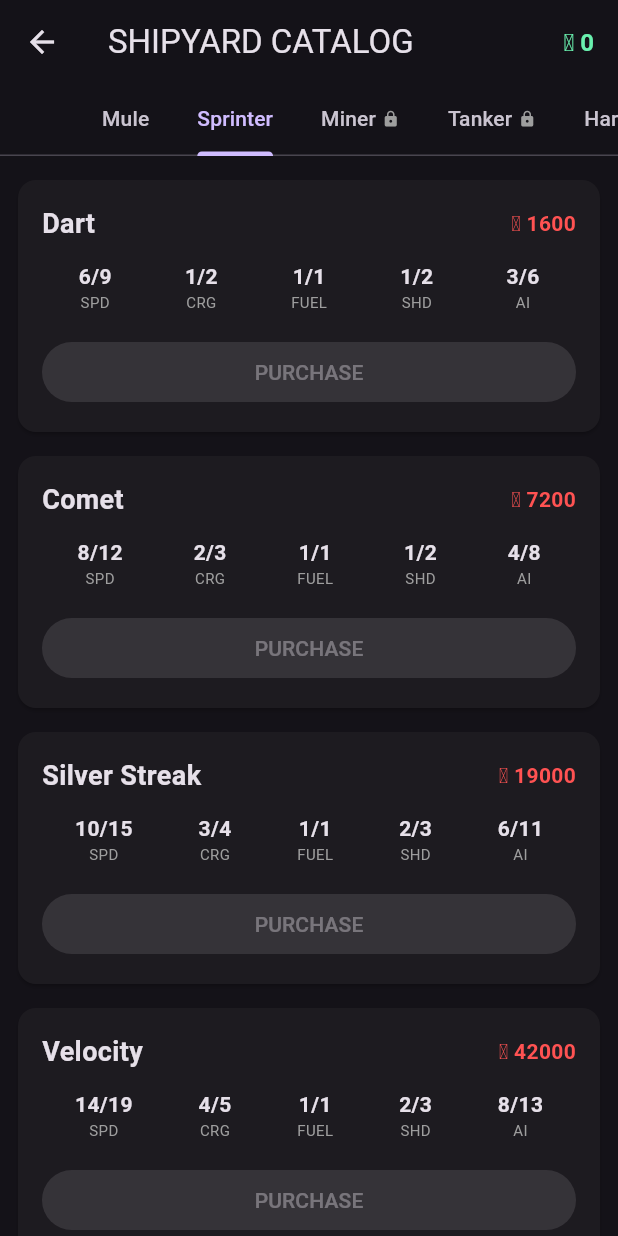
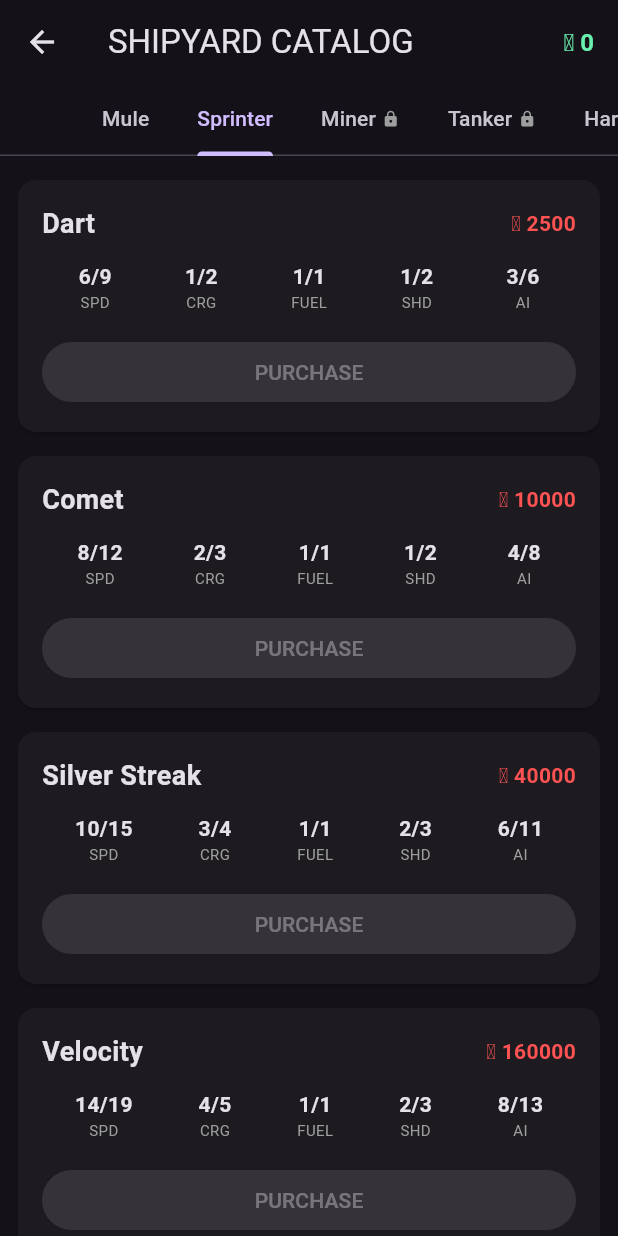
Before and after one commit to plasticus/mars_osc, a Flutter app: the DryDockShipyardScreen screen opened directly, tab 2 chosen, on a phone screen of 412 x 824 dp. Run offline on Flutter 3.47's test engine with Material 3 defaults, Android fonts, the phone set to English and light mode, and no system bars; our stand-ins replace cloud_firestore, firebase_auth, firebase_core, google_sign_in, shared_preferences; accounts and stored records are empty.

Commit message:
Updated ship pricing, Elite icons, and fixed GameState brackets

```diff
--- a/lib/models/ship_templates.dart
+++ b/lib/models/ship_templates.dart
@@ -39,48 +39,48 @@ class ShipTemplate {
     // MULE — classic hauler, widest spread
     // ======================
     ShipTemplate(shipClass: "Mule", modelName: "Rusty Tug",    price: 1000,  baseSpeed: 2, maxSpeed: 4,  baseCargo: 4,  maxCargo: 6,  baseFuel: 3,  maxFuel: 5,  baseShield: 2,  maxShield: 4,  baseAI: 1,  maxAI: 3),
-    ShipTemplate(shipClass: "Mule", modelName: "Iron Snail",   price: 5200,  baseSpeed: 3, maxSpeed: 5,  baseCargo: 5,  maxCargo: 8,  baseFuel: 4,  maxFuel: 6,  baseShield: 3,  maxShield: 5,  baseAI: 2,  maxAI: 4),
-    ShipTemplate(shipClass: "Mule", modelName: "Bulk Carrier", price: 14000, baseSpeed: 3, maxSpeed: 6,  baseCargo: 7,  maxCargo: 11, baseFuel: 5,  maxFuel: 7,  baseShield: 4,  maxShield: 6,  baseAI: 3,  maxAI: 6),
-    ShipTemplate(shipClass: "Mule", modelName: "Solar Whale",  price: 34000, baseSpeed: 3, maxSpeed: 5,  baseCargo: 9,  maxCargo: 14, baseFuel: 6,  maxFuel: 9,  baseShield: 5,  maxShield: 7,  baseAI: 5,  maxAI: 8),
-    ShipTemplate(shipClass: "Mule", modelName: "Titan Hauler", price: 82000, baseSpeed: 4, maxSpeed: 6,  baseCargo: 12, maxCargo: 18, baseFuel: 7,  maxFuel: 11, baseShield: 6,  maxShield: 8,  baseAI: 6,  maxAI: 10),
+    ShipTemplate(shipClass: "Mule", modelName: "Iron Snail",   price: 4000,  baseSpeed: 3, maxSpeed: 5,  baseCargo: 5,  maxCargo: 8,  baseFuel: 4,  maxFuel: 6,  baseShield: 3,  maxShield: 5,  baseAI: 2,  maxAI: 4),
+    ShipTemplate(shipClass: "Mule", modelName: "Bulk Carrier", price: 16000, baseSpeed: 3, maxSpeed: 6,  baseCargo: 7,  maxCargo: 11, baseFuel: 5,  maxFuel: 7,  baseShield: 4,  maxShield: 6,  baseAI: 3,  maxAI: 6),
+    ShipTemplate(shipClass: "Mule", modelName: "Solar Whale",  price: 64000, baseSpeed: 3, maxSpeed: 5,  baseCargo: 9,  maxCargo: 14, baseFuel: 6,  maxFuel: 9,  baseShield: 5,  maxShield: 7,  baseAI: 5,  maxAI: 8),
+    ShipTemplate(shipClass: "Mule", modelName: "Titan Hauler", price: 256000, baseSpeed: 4, maxSpeed: 6,  baseCargo: 12, maxCargo: 18, baseFuel: 7,  maxFuel: 11, baseShield: 6,  maxShield: 8,  baseAI: 6,  maxAI: 10),
 
     // ======================
     // SPRINTER — fast, low cargo, intentionally short-range
     // NOTE: Fuel is kept extremely low so Sprinters never become distance ships
     // under EffectiveRange = Fuel + 0.5*AI (AI max 16).
     // ======================
-    ShipTemplate(shipClass: "Sprinter", modelName: "Dart",         price: 1600,  baseSpeed: 6,  maxSpeed: 9,  baseCargo: 1, maxCargo: 2, baseFuel: 1, maxFuel: 1, baseShield: 1, maxShield: 2, baseAI: 3,  maxAI: 6),
-    ShipTemplate(shipClass: "Sprinter", modelName: "Comet",        price: 7200,  baseSpeed: 8,  maxSpeed: 12, baseCargo: 2, maxCargo: 3, baseFuel: 1, maxFuel: 1, baseShield: 1, maxShield: 2, baseAI: 4,  maxAI: 8),
-    ShipTemplate(shipClass: "Sprinter", modelName: "Silver Streak",price: 19000, baseSpeed: 10, maxSpeed: 15, baseCargo: 3, maxCargo: 4, baseFuel: 1, maxFuel: 1, baseShield: 2, maxShield: 3, baseAI: 6,  maxAI: 11),
-    ShipTemplate(shipClass: "Sprinter", modelName: "Velocity",     price: 42000, baseSpeed: 14, maxSpeed: 19, baseCargo: 4, maxCargo: 5, baseFuel: 1, maxFuel: 1, baseShield: 2, maxShield: 3, baseAI: 8,  maxAI: 13),
-    ShipTemplate(shipClass: "Sprinter", modelName: "Warp Shadow",  price: 90000, baseSpeed: 16, maxSpeed: 20, baseCargo: 5, maxCargo: 6, baseFuel: 1, maxFuel: 1, baseShield: 2, maxShield: 3, baseAI: 10, maxAI: 16),
+    ShipTemplate(shipClass: "Sprinter", modelName: "Dart",         price: 2500,  baseSpeed: 6,  maxSpeed: 9,  baseCargo: 1, maxCargo: 2, baseFuel: 1, maxFuel: 1, baseShield: 1, maxShield: 2, baseAI: 3,  maxAI: 6),
+    ShipTemplate(shipClass: "Sprinter", modelName: "Comet",        price: 10000,  baseSpeed: 8,  maxSpeed: 12, baseCargo: 2, maxCargo: 3, baseFuel: 1, maxFuel: 1, baseShield: 1, maxShield: 2, baseAI: 4,  maxAI: 8),
+    ShipTemplate(shipClass: "Sprinter", modelName: "Silver Streak",price: 40000, baseSpeed: 10, maxSpeed: 15, baseCargo: 3, maxCargo: 4, baseFuel: 1, maxFuel: 1, baseShield: 2, maxShield: 3, baseAI: 6,  maxAI: 11),
+    ShipTemplate(shipClass: "Sprinter", modelName: "Velocity",     price: 160000, baseSpeed: 14, maxSpeed: 19, baseCargo: 4, maxCargo: 5, baseFuel: 1, maxFuel: 1, baseShield: 2, maxShield: 3, baseAI: 8,  maxAI: 13),
+    ShipTemplate(shipClass: "Sprinter", modelName: "Warp Shadow",  price: 640000, baseSpeed: 16, maxSpeed: 20, baseCargo: 5, maxCargo: 6, baseFuel: 1, maxFuel: 1, baseShield: 2, maxShield: 3, baseAI: 10, maxAI: 16),
+
+    // ======================
+    // MINER — slowest, best shields, low AI, moderate range
+    // ======================
+    ShipTemplate(shipClass: "Miner", modelName: "Gravel Picker",  price: 5000,   baseSpeed: 1, maxSpeed: 3, baseCargo: 3, maxCargo: 5,  baseFuel: 4, maxFuel: 6,  baseShield: 6,  maxShield: 9,  baseAI: 1, maxAI: 3),
+    ShipTemplate(shipClass: "Miner", modelName: "Rock Biter",     price: 20000,  baseSpeed: 2, maxSpeed: 4, baseCargo: 4, maxCargo: 7,  baseFuel: 5, maxFuel: 7,  baseShield: 7,  maxShield: 11, baseAI: 2, maxAI: 4),
+    ShipTemplate(shipClass: "Miner", modelName: "Ore Hound",      price: 80000,  baseSpeed: 3, maxSpeed: 5, baseCargo: 5, maxCargo: 9,  baseFuel: 6, maxFuel: 8,  baseShield: 8,  maxShield: 13, baseAI: 3, maxAI: 5),
+    ShipTemplate(shipClass: "Miner", modelName: "Asteroid Eater", price: 320000,  baseSpeed: 3, maxSpeed: 6, baseCargo: 6, maxCargo: 11, baseFuel: 7, maxFuel: 9,  baseShield: 10, maxShield: 15, baseAI: 4, maxAI: 6),
+    ShipTemplate(shipClass: "Miner", modelName: "Core Driller",   price: 1280000, baseSpeed: 4, maxSpeed: 6, baseCargo: 8, maxCargo: 12, baseFuel: 8, maxFuel: 10, baseShield: 12, maxShield: 18, baseAI: 5, maxAI: 8),
 
     // ======================
     // TANKER — biggest cargo + fuel, moderate shields, moderate AI
     // ======================
-    ShipTemplate(shipClass: "Tanker", modelName: "Fuel Buoy",      price: 4200,  baseSpeed: 3, maxSpeed: 5, baseCargo: 4,  maxCargo: 7,  baseFuel: 7,  maxFuel: 9,  baseShield: 1, maxShield: 3, baseAI: 2, maxAI: 5),
-    ShipTemplate(shipClass: "Tanker", modelName: "Gas Giant",      price: 10500, baseSpeed: 4, maxSpeed: 6, baseCargo: 6,  maxCargo: 10, baseFuel: 8,  maxFuel: 10, baseShield: 2, maxShield: 4, baseAI: 3, maxAI: 7),
-    ShipTemplate(shipClass: "Tanker", modelName: "Deep Oiler",     price: 24000, baseSpeed: 5, maxSpeed: 7, baseCargo: 8,  maxCargo: 14, baseFuel: 9,  maxFuel: 12, baseShield: 3, maxShield: 5, baseAI: 4, maxAI: 9),
-    ShipTemplate(shipClass: "Tanker", modelName: "Voyager",        price: 52000, baseSpeed: 6, maxSpeed: 8, baseCargo: 10, maxCargo: 18, baseFuel: 10, maxFuel: 13, baseShield: 4, maxShield: 6, baseAI: 6, maxAI: 11),
-    ShipTemplate(shipClass: "Tanker", modelName: "Infinite Reach", price: 110000,baseSpeed: 7, maxSpeed: 9, baseCargo: 12, maxCargo: 20, baseFuel: 12, maxFuel: 14, baseShield: 5, maxShield: 7, baseAI: 7, maxAI: 12),
-
-    // ======================
-    // MINER — slowest, best shields, low AI, moderate range
-    // ======================
-    ShipTemplate(shipClass: "Miner", modelName: "Gravel Picker",  price: 6500,   baseSpeed: 1, maxSpeed: 3, baseCargo: 3, maxCargo: 5,  baseFuel: 4, maxFuel: 6,  baseShield: 6,  maxShield: 9,  baseAI: 1, maxAI: 3),
-    ShipTemplate(shipClass: "Miner", modelName: "Rock Biter",     price: 15000,  baseSpeed: 2, maxSpeed: 4, baseCargo: 4, maxCargo: 7,  baseFuel: 5, maxFuel: 7,  baseShield: 7,  maxShield: 11, baseAI: 2, maxAI: 4),
-    ShipTemplate(shipClass: "Miner", modelName: "Ore Hound",      price: 32000,  baseSpeed: 3, maxSpeed: 5, baseCargo: 5, maxCargo: 9,  baseFuel: 6, maxFuel: 8,  baseShield: 8,  maxShield: 13, baseAI: 3, maxAI: 5),
-    ShipTemplate(shipClass: "Miner", modelName: "Asteroid Eater", price: 68000,  baseSpeed: 3, maxSpeed: 6, baseCargo: 6, maxCargo: 11, baseFuel: 7, maxFuel: 9,  baseShield: 10, maxShield: 15, baseAI: 4, maxAI: 6),
-    ShipTemplate(shipClass: "Miner", modelName: "Core Driller",   price: 140000, baseSpeed: 4, maxSpeed: 6, baseCargo: 8, maxCargo: 12, baseFuel: 8, maxFuel: 10, baseShield: 12, maxShield: 18, baseAI: 5, maxAI: 8),
+    ShipTemplate(shipClass: "Tanker", modelName: "Fuel Buoy",      price: 10000,  baseSpeed: 3, maxSpeed: 5, baseCargo: 4,  maxCargo: 7,  baseFuel: 7,  maxFuel: 9,  baseShield: 1, maxShield: 3, baseAI: 2, maxAI: 5),
+    ShipTemplate(shipClass: "Tanker", modelName: "Gas Giant",      price: 40000, baseSpeed: 4, maxSpeed: 6, baseCargo: 6,  maxCargo: 10, baseFuel: 8,  maxFuel: 10, baseShield: 2, maxShield: 4, baseAI: 3, maxAI: 7),
+    ShipTemplate(shipClass: "Tanker", modelName: "Deep Oiler",     price: 160000, baseSpeed: 5, maxSpeed: 7, baseCargo: 8,  maxCargo: 14, baseFuel: 9,  maxFuel: 12, baseShield: 3, maxShield: 5, baseAI: 4, maxAI: 9),
+    ShipTemplate(shipClass: "Tanker", modelName: "Voyager",        price: 640000, baseSpeed: 6, maxSpeed: 8, baseCargo: 10, maxCargo: 18, baseFuel: 10, maxFuel: 13, baseShield: 4, maxShield: 6, baseAI: 6, maxAI: 11),
+    ShipTemplate(shipClass: "Tanker", modelName: "Infinite Reach", price: 2560000,baseSpeed: 7, maxSpeed: 9, baseCargo: 12, maxCargo: 20, baseFuel: 12, maxFuel: 14, baseShield: 5, maxShield: 7, baseAI: 7, maxAI: 12),
 
     // ======================
     // HARVESTER — crystal ship: small cargo, AI growth king
     // Speed is only +1 over Tankers at each tier
     // ======================
-    ShipTemplate(shipClass: "Harvester", modelName: "Rift Skimmer", price: 22000,  baseSpeed: 4, maxSpeed: 6,  baseCargo: 1, maxCargo: 2, baseFuel: 5, maxFuel: 7,  baseShield: 4, maxShield: 6,  baseAI: 6,  maxAI: 10),
-    ShipTemplate(shipClass: "Harvester", modelName: "Soul Beacon",  price: 52000,  baseSpeed: 5, maxSpeed: 7,  baseCargo: 2, maxCargo: 3, baseFuel: 6, maxFuel: 8,  baseShield: 5, maxShield: 7,  baseAI: 9,  maxAI: 13),
-    ShipTemplate(shipClass: "Harvester", modelName: "Void Weaver",  price: 110000, baseSpeed: 6, maxSpeed: 8,  baseCargo: 3, maxCargo: 4, baseFuel: 7, maxFuel: 9,  baseShield: 6, maxShield: 8,  baseAI: 12, maxAI: 16),
-    ShipTemplate(shipClass: "Harvester", modelName: "Eon Traveler", price: 210000, baseSpeed: 7, maxSpeed: 9,  baseCargo: 4, maxCargo: 5, baseFuel: 8, maxFuel: 11, baseShield: 7, maxShield: 9,  baseAI: 15, maxAI: 18),
-    ShipTemplate(shipClass: "Harvester", modelName: "Singularity",  price: 420000, baseSpeed: 8, maxSpeed: 10, baseCargo: 5, maxCargo: 6, baseFuel: 9, maxFuel: 13, baseShield: 8, maxShield: 10, baseAI: 16, maxAI: 20),
+    ShipTemplate(shipClass: "Harvester", modelName: "Rift Skimmer", price: 20000,  baseSpeed: 4, maxSpeed: 6,  baseCargo: 1, maxCargo: 2, baseFuel: 5, maxFuel: 7,  baseShield: 4, maxShield: 6,  baseAI: 6,  maxAI: 10),
+    ShipTemplate(shipClass: "Harvester", modelName: "Soul Beacon",  price: 80000,  baseSpeed: 5, maxSpeed: 7,  baseCargo: 2, maxCargo: 3, baseFuel: 6, maxFuel: 8,  baseShield: 5, maxShield: 7,  baseAI: 9,  maxAI: 13),
+    ShipTemplate(shipClass: "Harvester", modelName: "Void Weaver",  price: 320000, baseSpeed: 6, maxSpeed: 8,  baseCargo: 3, maxCargo: 4, baseFuel: 7, maxFuel: 9,  baseShield: 6, maxShield: 8,  baseAI: 12, maxAI: 16),
+    ShipTemplate(shipClass: "Harvester", modelName: "Eon Traveler", price: 1280000, baseSpeed: 7, maxSpeed: 9,  baseCargo: 4, maxCargo: 5, baseFuel: 8, maxFuel: 11, baseShield: 7, maxShield: 9,  baseAI: 15, maxAI: 18),
+    ShipTemplate(shipClass: "Harvester", modelName: "Singularity",  price: 5120000, baseSpeed: 8, maxSpeed: 10, baseCargo: 5, maxCargo: 6, baseFuel: 9, maxFuel: 13, baseShield: 8, maxShield: 10, baseAI: 16, maxAI: 20),
   ];
 }
--- a/lib/screens/dry_dock_screen.dart
+++ b/lib/screens/dry_dock_screen.dart
@@ -220,7 +220,7 @@ class ShipCard extends StatelessWidget {
                         );
                       },
                       icon: Icon(isElite ? Icons.verified : Icons.upgrade),
-                      label: Text(isElite ? "VANGUARD" : "UPGRADE"),
+                      label: Text(isElite ? "ELITE" : "UPGRADE"),
                       style: ElevatedButton.styleFrom(
                         backgroundColor: isElite ? Colors.cyan[900]!.withValues(alpha: 0.3) : Colors.indigo[900],
                         foregroundColor: isElite ? Colors.cyanAccent : Colors.white,
--- a/lib/screens/dry_dock_upgrade_screen.dart
+++ b/lib/screens/dry_dock_upgrade_screen.dart
@@ -150,15 +150,15 @@ class _UpgradeRow extends StatelessWidget {
             const SizedBox(height: 8),
           // Inside _showEliteTransformationDialog in dry_dock_upgrade_screen.dart
             _buildEliteFeature(Icons.timer, "Priority Docking", "Significantly faster mission turnaround."),
-            _buildEliteFeature(Icons.trending_up, "Vanguard Honorarium", "+5% ⁂ Solars on all contracts."),
+            _buildEliteFeature(Icons.trending_up, "Vanguard Honorarium", "Increased ⁂ Solars on all contracts."),
             _buildEliteFeature(Icons.analytics, "Bleeding Edge Tech", "Maximum appraisal value for corporate assets."),
-            _buildEliteFeature(Icons.verified, "Legacy Designation", "Vessel identity locked into corporate history."), // The 4th Pillar
+            _buildEliteFeature(Icons.verified, "Legacy Designation", "Vessel identity locked into corporate history."),
             const SizedBox(height: 16),
             // Flavor text only for vessels that received a Legacy Name from the crew
             if (ship.renameLocked && ship.hasBeenRenamed) ...[
               const Text("Notice:", style: TextStyle(color: Colors.grey, fontSize: 12)),
               const Text(
-                "Since no custom designation was assigned, the Captain has issued a Legacy Name to honor this vessel's service.",
+                "Since no custom designation was assigned prior, the Captain has issued a new name (${ship.nickname}) to honor this vessel's service.",
                 style: TextStyle(fontStyle: FontStyle.italic, fontSize: 12, color: Colors.white70),
               ),
             ]
--- a/lib/screens/operations_screen.dart
+++ b/lib/screens/operations_screen.dart
@@ -44,7 +44,7 @@ class OperationsScreen extends StatelessWidget {
                     children: [
                       if (state.ore > 0) _ResourceChip(icon: Icons.landscape, label: "Ore", value: state.ore, color: Colors.brown),
                       if (state.gas > 0) _ResourceChip(icon: Icons.cloud, label: "Gas", value: state.gas, color: Colors.cyan),
-                      if (state.crystals > 0) _ResourceChip(icon: Icons.diamond, label: "Crystals", value: state.crystals, color: Colors.purpleAccent),
+                      if (state.crystals > 0) _ResourceChip(icon: Icons.shield_moon, label: "Crystals", value: state.crystals, color: Colors.purpleAccent),
                     ],
                   ),
                   const SizedBox(height: 8),
--- a/lib/screens/trade_depot_screen.dart
+++ b/lib/screens/trade_depot_screen.dart
@@ -35,7 +35,7 @@ class TradeDepotScreen extends StatelessWidget {
             ),
             _ResourceCard(
               name: "Crystals",
-              icon: Icons.diamond,
+              icon: Icons.shield_moon,
               color: Colors.purpleAccent,
               amount: state.crystals,
               price: state.getResourcePrice("Crystals"),
```
Also changed, not shown: lib/providers/game_state.dart (+89 -56 lines), lib/screens/mission_board_screen.dart (+10 -2 lines), lib/utils/game_formulas.dart (+45 -15 lines), lib/main.dart (line endings or trailing spaces), lib/screens/corporate_hub_screen.dart (line endings or trailing spaces), lib/screens/login_screen.dart (line endings or trailing spaces), lib/screens/mission_logs_screen.dart (line endings or trailing spaces), lib/screens/new_user_screen.dart (line endings or trailing spaces), lib/services/mission_service.dart (line endings or trailing spaces).
